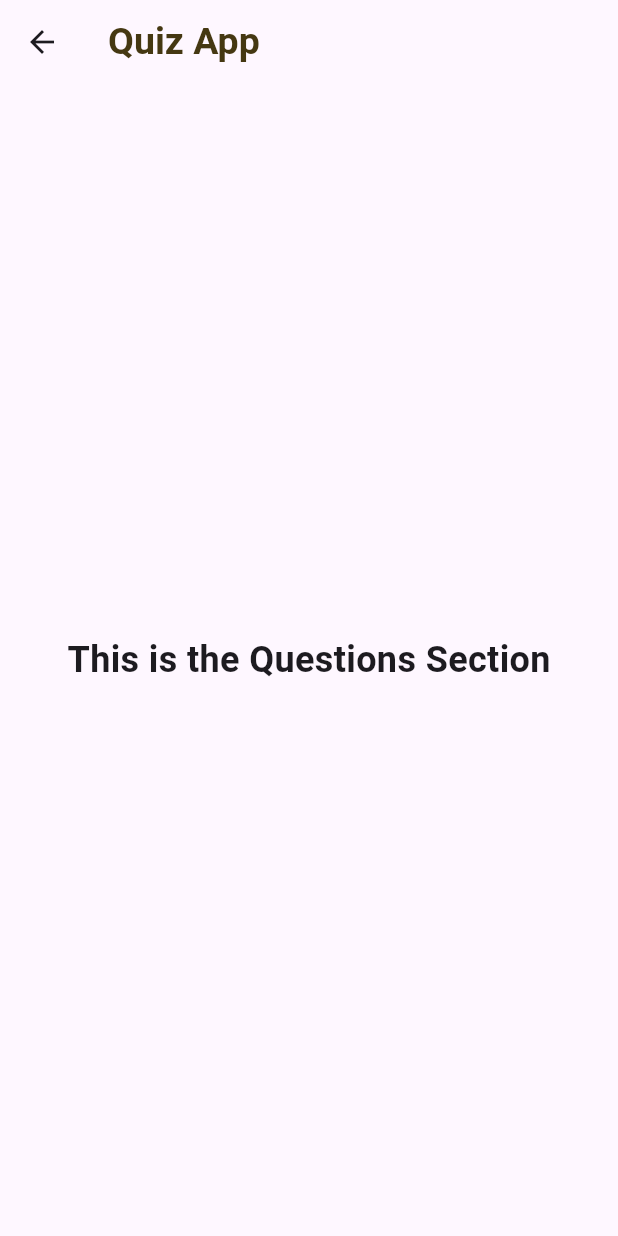
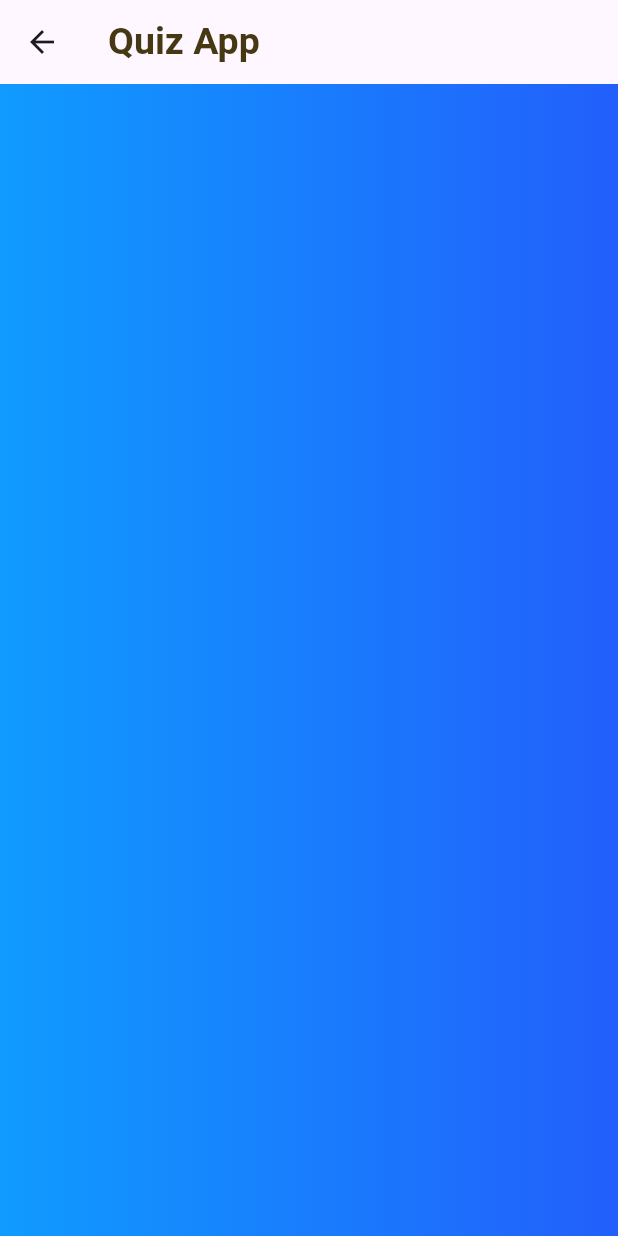
Before and after one commit to Aary23S/Quiz-App, a Flutter app: the QuestionsSection screen opened directly, on a phone screen of 412 x 824 dp. Run offline on Flutter 3.47's test engine with Material 3 defaults, Android fonts, the phone set to English and light mode, and no system bars.

Commit message:
fix: Improve formatting and add gradient background in QuestionsSection widget

```diff
--- a/lib/logo_of_quiz.dart
+++ b/lib/logo_of_quiz.dart
@@ -8,9 +8,11 @@ class LogoOfQuiz extends StatelessWidget
   @override
   Widget build(BuildContext context)
   {
-    return Column(
+    return Column
+    (
       children:
       [
+        //this conainer is used to show the image of quiz logo
         Container
         (
           alignment: Alignment.topCenter,
--- a/lib/questions_section.dart
+++ b/lib/questions_section.dart
@@ -13,12 +13,20 @@ class QuestionsSection extends StatelessWidget
     (
       appBar: AppBar
       (
-          title: Text('Quiz App', style: TextStyle(fontSize: 25, fontWeight: FontWeight.bold, color: const Color.fromARGB(255, 69, 56, 18)),),
+        title: Text('Quiz App', style: TextStyle(fontSize: 25, fontWeight: FontWeight.bold, color: const Color.fromARGB(255, 69, 56, 18)),),
+      ),
+      body: Container
+      (
+        decoration: BoxDecoration
+        (
+          gradient: LinearGradient
+          (
+            colors: [const Color.fromARGB(255, 16, 155, 255), const Color.fromARGB(255, 34, 95, 251)],
+            begin: FractionalOffset.centerLeft,
+            end: FractionalOffset.centerRight,
+          )
         ),
-        body: Center
-        (
-          child: Text("This is the Questions Section", style: TextStyle(fontSize: 24, fontWeight: FontWeight.bold),),
-        )   ,
+      )
     );
   }
 }
```
